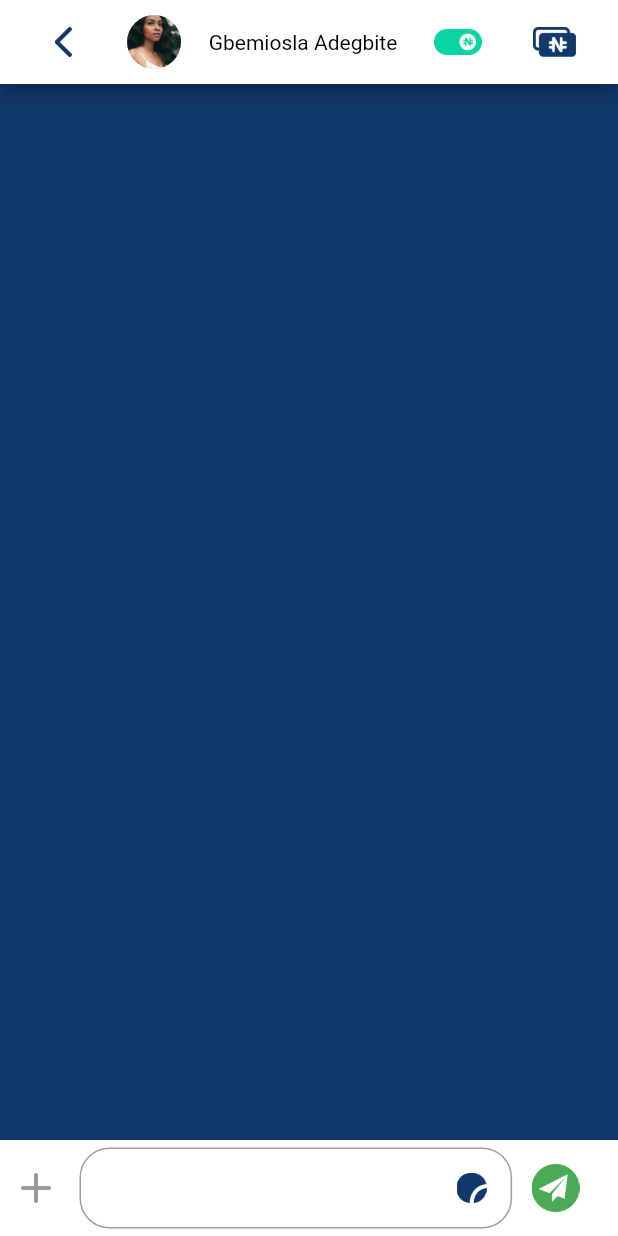
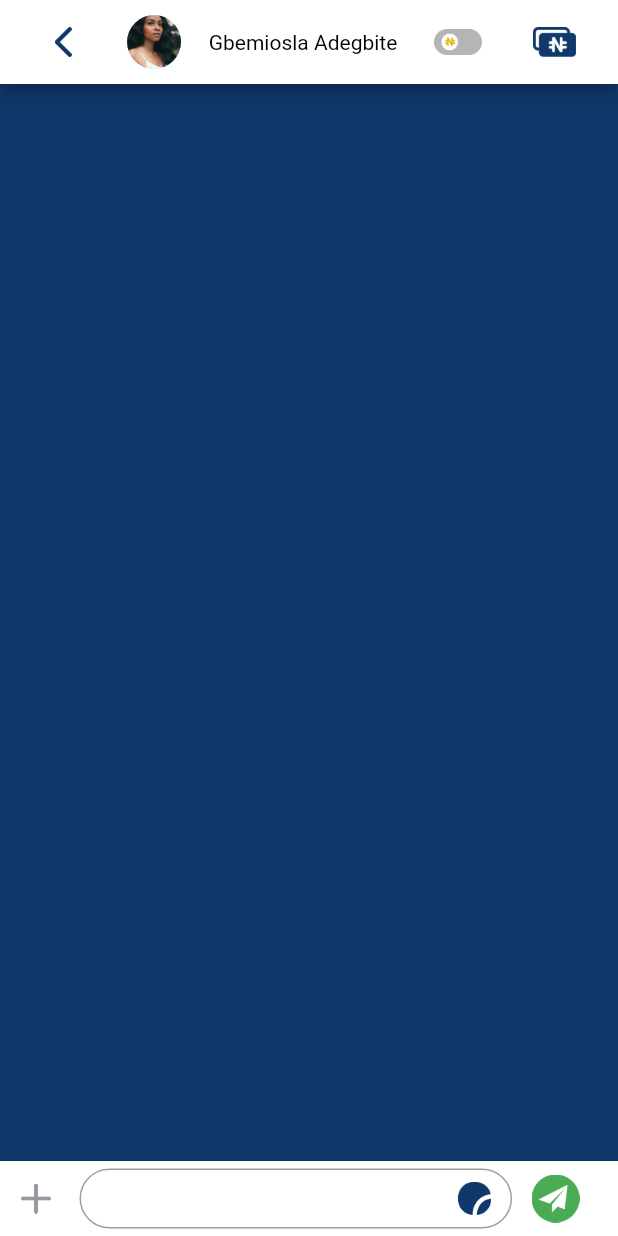
Before and after one commit to maysakhamis10/flutter_app_ui_chat_test, a Flutter app: the screen it shows after launch, on a phone screen of 412 x 824 dp. Run offline on Flutter 3.47's test engine with Material 2 defaults, Android fonts, the phone set to English and light mode, and no system bars; Roboto replaces fonts that are missing (Gamja Flower).

Commit message:
finish change color

```diff
--- a/lib/Screens/ChatScreen.dart
+++ b/lib/Screens/ChatScreen.dart
@@ -2,7 +2,6 @@ import 'dart:core';
 import 'package:flutter/cupertino.dart';
 import 'package:flutter/material.dart';
 import 'package:flutter_app_ui_chat/Utils/Message.dart';
-// import 'package:fluttertoast/fluttertoast.dart';
 import 'package:intl/intl.dart';
 
 class MyChatScreen extends StatefulWidget {
@@ -16,12 +15,14 @@ class MyChatScreen extends StatefulWidget {
 class _MyChatState extends State<MyChatScreen> {
 
   final List<Message> _messages = <Message>[];
-  var width ;
+  var width ,height;
   final _textController = TextEditingController();
+  bool isSendMoney = false ;
 
   @override
   Widget build(BuildContext context) {
     width = MediaQuery.of(context).size.width;
+    height= MediaQuery.of(context).size.height;
     DateTime time = DateTime.now();
     String formattedDate = DateFormat('hh:mm').format(time);
     return  Scaffold(
@@ -37,19 +38,23 @@ class _MyChatState extends State<MyChatScreen> {
             child: new Container(
               child: new Column(
                 children: <Widget>[
-                  new Flexible(
+                  buildListOfMessages(),
+                  new Divider(height: 1.0),
+                  buildBottomBar(formattedDate),
+                ],
+              ),
+            )));
+  }
+
+  Widget buildListOfMessages(){
+    return Flexible(
       child: new ListView.builder(
         padding: new EdgeInsets.all(8.0),
         reverse: true,
         itemBuilder: (_, int index) => _messages[index],
         itemCount: _messages.length,
       ),
-                  ),
-                  new Divider(height: 1.0),
-                  buildBottomBar(formattedDate),
-                ],
-              ),
-            )));
+    );
   }
 
   void _sendMsg(String msg, String messageDirection, String date) {
@@ -64,6 +69,7 @@ class _MyChatState extends State<MyChatScreen> {
       );
       setState(() {
         _messages.insert(0, message);
+        isSendMoney = false ;
       });
     }
   }
@@ -75,8 +81,6 @@ class _MyChatState extends State<MyChatScreen> {
 
   @override
   void dispose() {
-    // Every listener should be canceled, the same should be done with this stream.
-    // Clean up the controller when the Widget is disposed
     _textController.dispose();
     super.dispose();
   }
@@ -93,7 +97,9 @@ class _MyChatState extends State<MyChatScreen> {
             IconButton(
               icon: Image.asset('assets/images/backbtn.png'),
               //iconSize: 50,
-              onPressed: () {},
+              onPressed: () {
+
+              },
             ),
             CircleAvatar(
                 radius: 20,
@@ -101,10 +107,13 @@ class _MyChatState extends State<MyChatScreen> {
             ),
             Text("Gbemiosla Adegbite" , style: TextStyle(color: Colors.black),),
             IconButton(
-              icon: Image.asset('assets/images/greenbtn.png'),
-              //iconSize: 50,
+              icon: isSendMoney ?  Image.asset('assets/images/greenbtn.png')  : Image.asset('assets/images/greybtn.png'),
               onPressed: () {
                 //change color of bottom bar
+                setState(() {
+                  isSendMoney = true ;
+                });
+
               },
             ),
             IconButton(
@@ -120,14 +129,12 @@ class _MyChatState extends State<MyChatScreen> {
 
 
   Widget buildBottomBar(String formattedDate) {
-    return Container(
+    return Center(
+      child: Container(
           decoration: BoxDecoration(color: Colors.white),
           child: IconTheme(
-            data: IconThemeData(color: Theme
-                .of(context)
-                .accentColor),
+              data: IconThemeData(color: Theme.of(context).accentColor),
               child: Container(
-              // padding: EdgeInsets.all(10.0),
                 child: Row(
                   children: <Widget>[
                     GestureDetector(
@@ -135,32 +142,38 @@ class _MyChatState extends State<MyChatScreen> {
                       child: Container(
                         child:   IconButton(
                           icon: Image.asset('assets/images/add.png',width: 20,height: 20,),
-                            onPressed: () {},
+                          onPressed: () {
+                            _sendMsg(
+                                _textController.text,
+                                'right',
+                                formattedDate);
+                          },
                         ),
                       ),
                     ),
                     Container(
                       margin:EdgeInsets.all(5.0),
                       width: width*0.7,
+                      height: 40,
                       decoration: new BoxDecoration (
                           border: Border.all(color: Colors.black38),
                           borderRadius:  BorderRadius.all(Radius.circular(20.0)),
-                            color: Colors.white
+                          color: isSendMoney ? Colors.green : Colors.white
                       ),
                       child :
                       Container(
-                         padding: EdgeInsets.all(2.0),
+                        padding: EdgeInsets.only(left: 10.0),
                         child: Row(
                           children: [
                             Flexible(
                               child :TextField(
+                                style: TextStyle(color: isSendMoney ? Colors.white : Colors.grey),
                                 controller: _textController,
-                                 decoration: new InputDecoration.collapsed(
-                                     hintText: ""),
+                                decoration: new InputDecoration.collapsed(hintText: ""),
                               ),
                             ),
                             IconButton(
-                               icon: Image.asset('assets/images/cam.png',width: 20,height: 20,),
+                              icon: Image.asset('assets/images/cam.png',width: 30,height: 30,),
                               onPressed: () {},
                             ),
                           ],
@@ -168,7 +181,6 @@ class _MyChatState extends State<MyChatScreen> {
                       ),
                     ),
                     Container(
-                    //margin: EdgeInsets.only(left :10.0),
                       child: new IconButton(
                           icon: Image.asset(
                               "assets/images/send.png"),
@@ -180,19 +192,20 @@ class _MyChatState extends State<MyChatScreen> {
                     ),
                   ],
                 ),
-            )));
+              ))),
+    );
 
 
   }
-  Widget sendAttach(){
-    return Row(
-      children: [
-        Icon(Icons.record_voice_over_sharp,),
-        Icon(Icons.camera,)
-      ],
-    );
+
+
+  void sendAttach(){
+
+
+
   }
 
 
 
+
 }
--- a/pubspec.yaml
+++ b/pubspec.yaml
@@ -24,6 +24,7 @@ dependencies:
   flutter:
     sdk: flutter
   intl: ^0.15.7
+  flutter_whatsapp_stickers: ^1.0.0+4
 
 
   # The following adds the Cupertino Icons font to your application.
@@ -55,6 +56,7 @@ flutter:
     - assets/images/add.png
     - assets/images/audio.png
     - assets/images/cam.png
+    - assets/images/greybtn.png
 
 
   # To add assets to your application, add an assets section, like this:
```
Also changed, not shown: assets/images/greybtn.png (added), pubspec.lock. Lines whose indentation alone changed are shown as unchanged.
